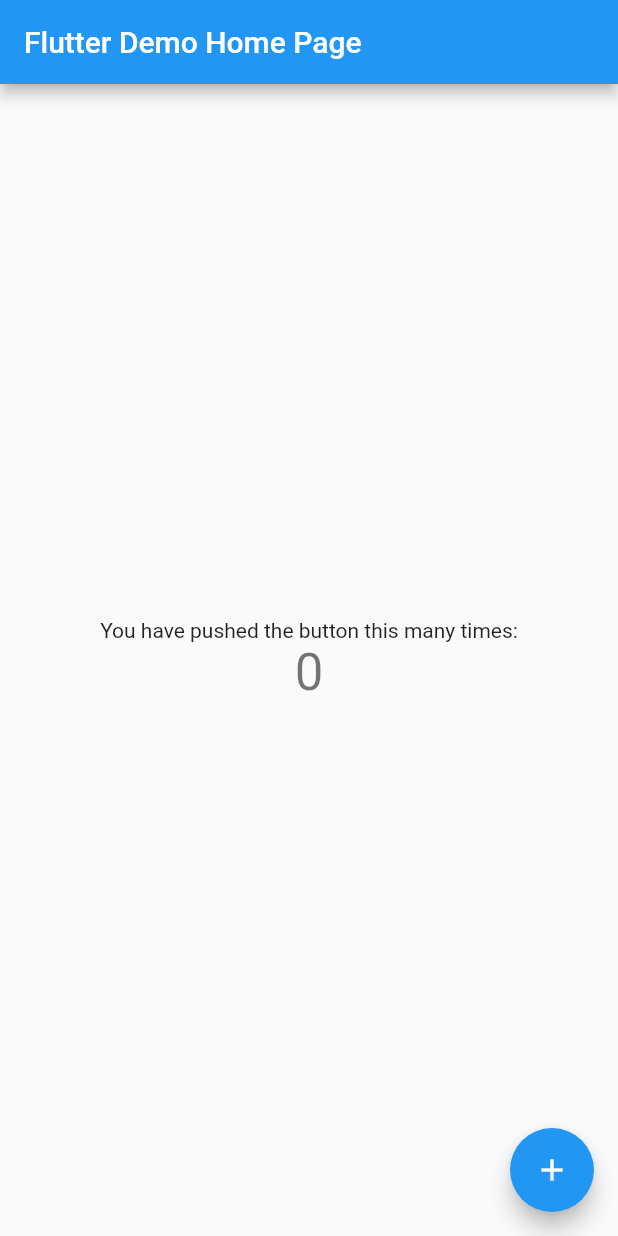
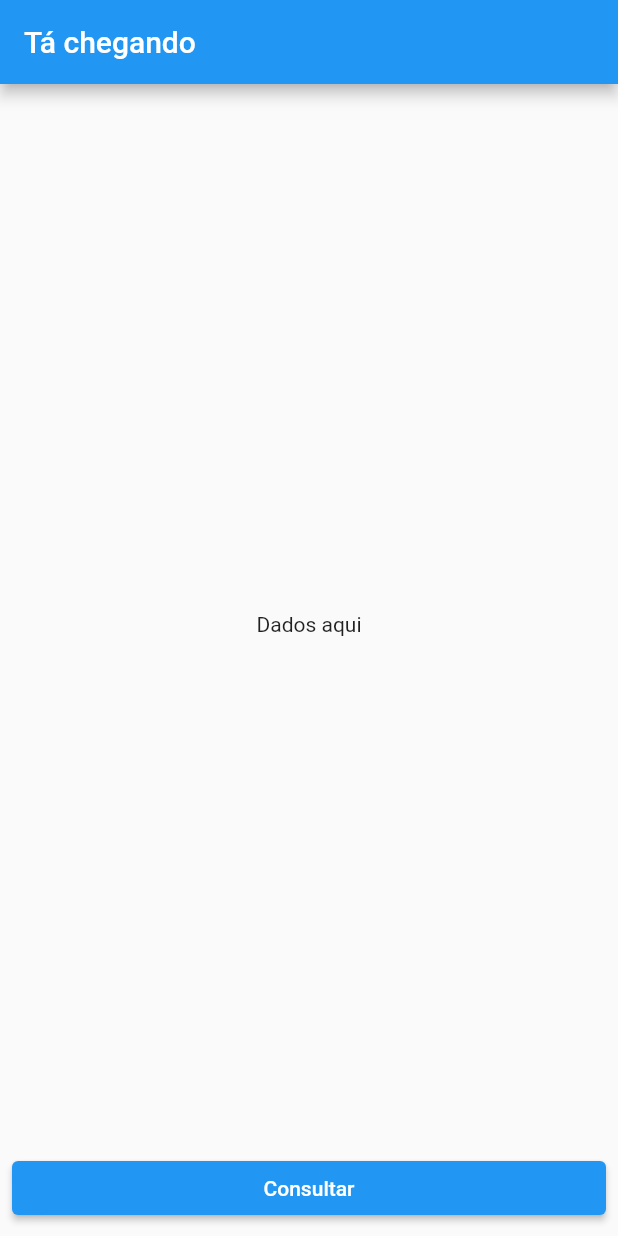
Before and after one commit to leandrofabianjr/ta_chegando, a Flutter app: the screen it shows after launch, on a phone screen of 412 x 824 dp. Run offline on Flutter 3.47's test engine with Material 2 defaults, Android fonts, the phone set to English and light mode, and no system bars.

Commit message:
Criado widget base inicial

```diff
--- /dev/null
+++ b/lib/home.dart
@@ -0,0 +1,51 @@
+import 'package:flutter/material.dart';
+
+class HomePage extends StatefulWidget {
+  const HomePage({super.key});
+
+  @override
+  State<HomePage> createState() => _HomePageState();
+}
+
+class _HomePageState extends State<HomePage> {
+  bool _loading = false;
+  String retorno = 'Dados aqui';
+
+  loading([bool state = true]) {
+    setState(() => _loading = state);
+  }
+
+  request() async {
+    loading();
+    await Future.delayed(const Duration(seconds: 2));
+    loading(false);
+  }
+
+  @override
+  Widget build(BuildContext context) {
+    return Scaffold(
+      appBar: AppBar(
+        title: const Text('Tá chegando'),
+      ),
+      body: Padding(
+          padding: const EdgeInsets.all(8),
+          child: Column(
+            crossAxisAlignment: CrossAxisAlignment.stretch,
+            children: [
+              Flexible(
+                child: Column(
+                  mainAxisAlignment: MainAxisAlignment.center,
+                  children: [Text(retorno)],
+                ),
+              ),
+              ElevatedButton(
+                onPressed: _loading ? null : request,
+                child: _loading
+                    ? const CircularProgressIndicator()
+                    : const Text('Consultar'),
+              ),
+            ],
+          )),
+    );
+  }
+}
--- a/lib/main.dart
+++ b/lib/main.dart
@@ -1,115 +1,21 @@
 import 'package:flutter/material.dart';
+import 'package:ta_chegando/home.dart';
 
 void main() {
-  runApp(const MyApp());
+  runApp(const TaChegandoApp());
 }
 
-class MyApp extends StatelessWidget {
-  const MyApp({super.key});
+class TaChegandoApp extends StatelessWidget {
+  const TaChegandoApp({super.key});
 
-  // This widget is the root of your application.
   @override
   Widget build(BuildContext context) {
     return MaterialApp(
-      title: 'Flutter Demo',
+      title: 'Tá chegando',
       theme: ThemeData(
-        // This is the theme of your application.
-        //
-        // Try running your application with "flutter run". You'll see the
-        // application has a blue toolbar. Then, without quitting the app, try
-        // changing the primarySwatch below to Colors.green and then invoke
-        // "hot reload" (press "r" in the console where you ran "flutter run",
-        // or simply save your changes to "hot reload" in a Flutter IDE).
-        // Notice that the counter didn't reset back to zero; the application
-        // is not restarted.
         primarySwatch: Colors.blue,
       ),
-      home: const MyHomePage(title: 'Flutter Demo Home Page'),
+      home: const HomePage(),
     );
   }
 }
-
-class MyHomePage extends StatefulWidget {
-  const MyHomePage({super.key, required this.title});
-
-  // This widget is the home page of your application. It is stateful, meaning
-  // that it has a State object (defined below) that contains fields that affect
-  // how it looks.
-
-  // This class is the configuration for the state. It holds the values (in this
-  // case the title) provided by the parent (in this case the App widget) and
-  // used by the build method of the State. Fields in a Widget subclass are
-  // always marked "final".
-
-  final String title;
-
-  @override
-  State<MyHomePage> createState() => _MyHomePageState();
-}
-
-class _MyHomePageState extends State<MyHomePage> {
-  int _counter = 0;
-
-  void _incrementCounter() {
-    setState(() {
-      // This call to setState tells the Flutter framework that something has
-      // changed in this State, which causes it to rerun the build method below
-      // so that the display can reflect the updated values. If we changed
-      // _counter without calling setState(), then the build method would not be
-      // called again, and so nothing would appear to happen.
-      _counter++;
-    });
-  }
-
-  @override
-  Widget build(BuildContext context) {
-    // This method is rerun every time setState is called, for instance as done
-    // by the _incrementCounter method above.
-    //
-    // The Flutter framework has been optimized to make rerunning build methods
-    // fast, so that you can just rebuild anything that needs updating rather
-    // than having to individually change instances of widgets.
-    return Scaffold(
-      appBar: AppBar(
-        // Here we take the value from the MyHomePage object that was created by
-        // the App.build method, and use it to set our appbar title.
-        title: Text(widget.title),
-      ),
-      body: Center(
-        // Center is a layout widget. It takes a single child and positions it
-        // in the middle of the parent.
-        child: Column(
-          // Column is also a layout widget. It takes a list of children and
-          // arranges them vertically. By default, it sizes itself to fit its
-          // children horizontally, and tries to be as tall as its parent.
-          //
-          // Invoke "debug painting" (press "p" in the console, choose the
-          // "Toggle Debug Paint" action from the Flutter Inspector in Android
-          // Studio, or the "Toggle Debug Paint" command in Visual Studio Code)
-          // to see the wireframe for each widget.
-          //
-          // Column has various properties to control how it sizes itself and
-          // how it positions its children. Here we use mainAxisAlignment to
-          // center the children vertically; the main axis here is the vertical
-          // axis because Columns are vertical (the cross axis would be
-          // horizontal).
-          mainAxisAlignment: MainAxisAlignment.center,
-          children: <Widget>[
-            const Text(
-              'You have pushed the button this many times:',
-            ),
-            Text(
-              '$_counter',
-              style: Theme.of(context).textTheme.headline4,
-            ),
-          ],
-        ),
-      ),
-      floatingActionButton: FloatingActionButton(
-        onPressed: _incrementCounter,
-        tooltip: 'Increment',
-        child: const Icon(Icons.add),
-      ), // This trailing comma makes auto-formatting nicer for build methods.
-    );
-  }
-}
```
Also changed, not shown: 1 other file.
